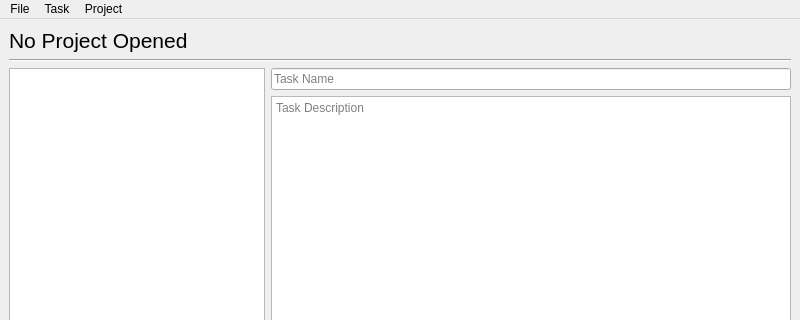
Old version of the form mainwindow.ui in the repository Syldarion/scatterbrain; both pictures show x 0 to 800 and y 0 to 320 of the 800 by 600 pixel window.
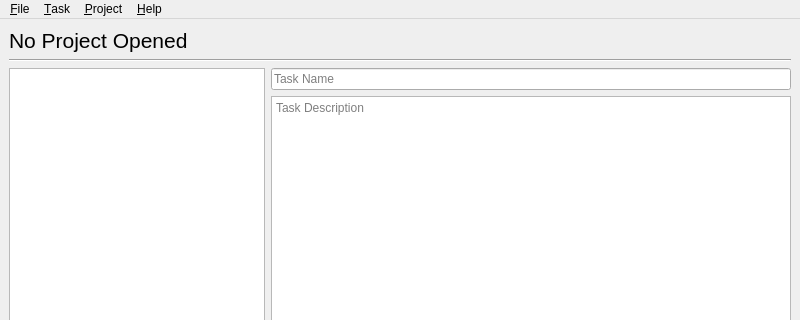
New version of the form. Custom widgets are drawn as their Qt base class.

Commit message: added alt shortcuts to menu

The edit to the form file:
```diff
--- a/mainwindow.ui
+++ b/mainwindow.ui
@@ -133,8 +133,13 @@
     </rect>
    </property>
    <widget class="QMenu" name="menuFile">
+    <property name="font">
+     <font>
+      <underline>false</underline>
+     </font>
+    </property>
     <property name="title">
-     <string>File</string>
+     <string>&amp;File</string>
     </property>
     <addaction name="actionNew_Project"/>
     <addaction name="actionOpen_Project"/>
@@ -147,7 +152,7 @@
    </widget>
    <widget class="QMenu" name="menuTask">
     <property name="title">
-     <string>Task</string>
+     <string>&amp;Task</string>
     </property>
     <addaction name="actionAdd_Task"/>
     <addaction name="actionDelete_Task"/>
@@ -155,13 +160,22 @@
    </widget>
    <widget class="QMenu" name="menuProject">
     <property name="title">
-     <string>Project</string>
+     <string>&amp;Project</string>
     </property>
     <addaction name="actionRename_Project"/>
    </widget>
+   <widget class="QMenu" name="menuHelp">
+    <property name="title">
+     <string>&amp;Help</string>
+    </property>
+    <addaction name="actionGithub"/>
+    <addaction name="actionAbout_Scatterbrain"/>
+    <addaction name="actionContact"/>
+   </widget>
    <addaction name="menuFile"/>
    <addaction name="menuTask"/>
    <addaction name="menuProject"/>
+   <addaction name="menuHelp"/>
   </widget>
   <widget class="QStatusBar" name="statusbar"/>
   <action name="actionQuit">
```
Left out of the diff: 37 changed lines with no effect on the pictures.
